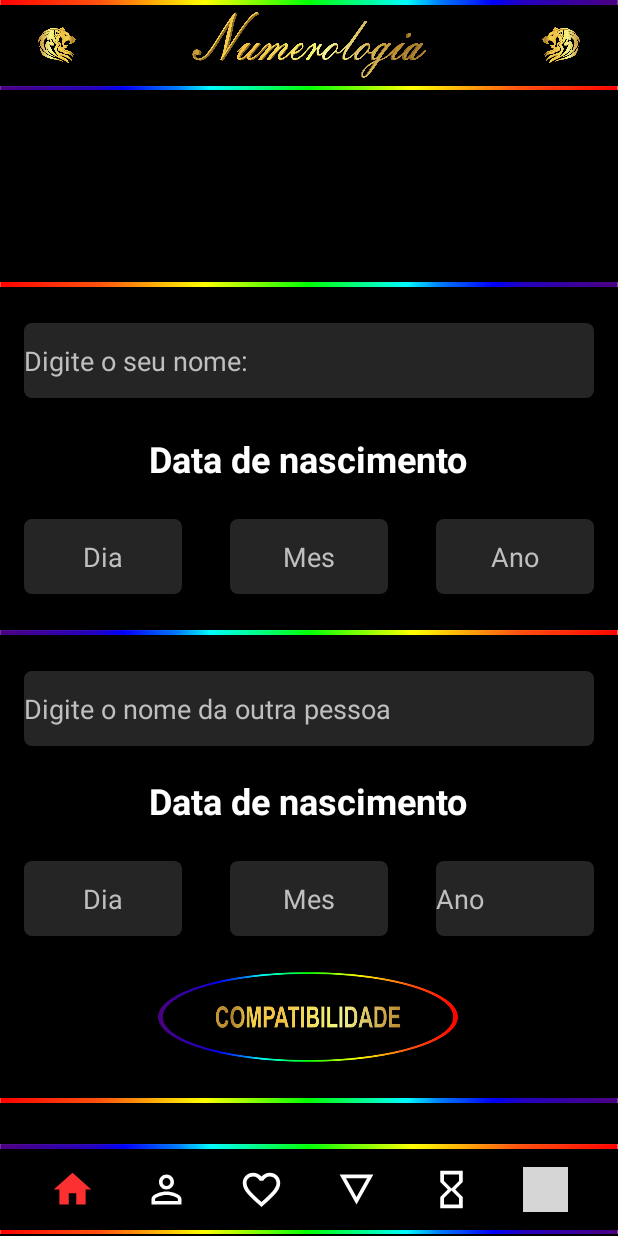
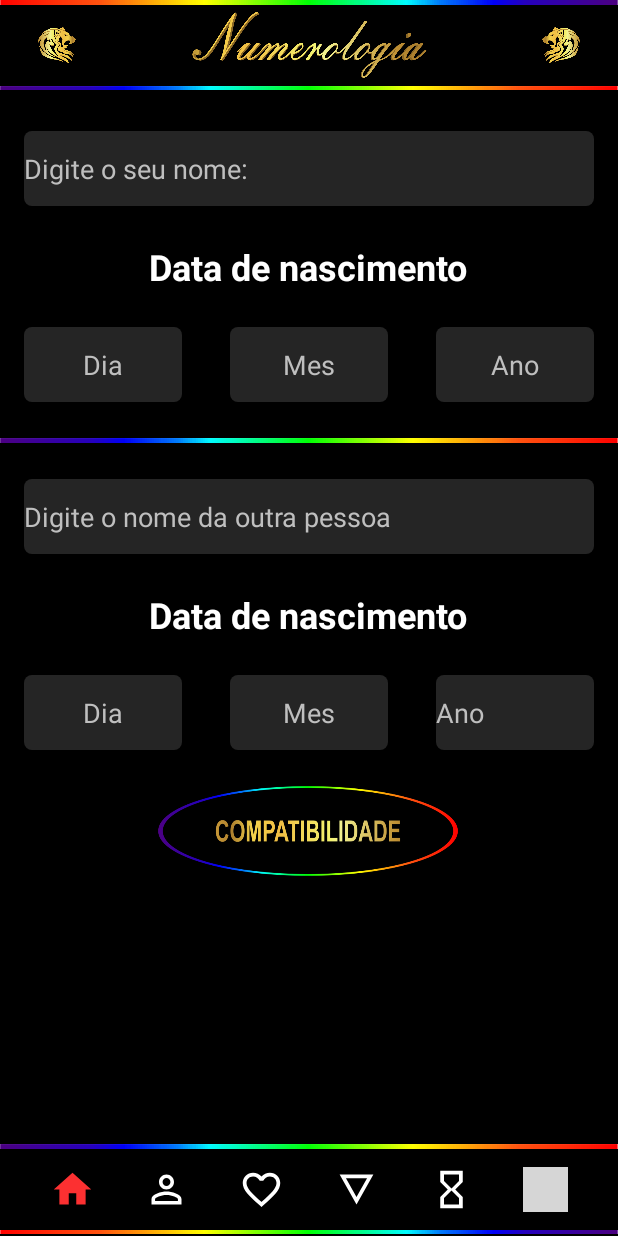
Before and after one commit to Ew3rt0n/Primass-2, an Android app: the fragment CompatibilidadeFragment placed in its activity, on a phone screen of 412 x 824 dp. Run offline under Robolectric (Android 15) with nearby library versions, the phone set to English and light mode, and no system bars; grey boxes are pictures that could not be loaded.

Commit message:
Alguns bugs

```diff
--- a/app/src/main/res/layout/customdialog.xml
+++ b/app/src/main/res/layout/customdialog.xml
@@ -33,11 +33,11 @@
         android:layout_width="0dp"
         android:layout_height="3dp"
         android:elevation="5dp"
-        android:scaleType="center"
+        android:scaleType="centerCrop"
         app:layout_constraintEnd_toEndOf="parent"
         app:layout_constraintStart_toStartOf="parent"
         app:layout_constraintTop_toTopOf="@+id/linearLayout"
-        app:srcCompat="@drawable/barrainf" />
+        app:srcCompat="@drawable/barra_pop1" />
 
     <ImageView
         android:id="@+id/imageView5"
@@ -45,11 +45,11 @@
         android:layout_height="3dp"
         android:layout_marginTop="45dp"
         android:elevation="5dp"
-        android:scaleType="center"
+        android:scaleType="centerCrop"
         app:layout_constraintEnd_toEndOf="parent"
         app:layout_constraintStart_toStartOf="parent"
         app:layout_constraintTop_toBottomOf="@+id/imageView4"
-        app:srcCompat="@drawable/barrainf" />
+        app:srcCompat="@drawable/barra_pop1" />
 
     <ImageView
         android:id="@+id/imageView2"
@@ -60,7 +60,7 @@
         app:layout_constraintBottom_toBottomOf="parent"
         app:layout_constraintStart_toStartOf="parent"
         app:layout_constraintTop_toTopOf="parent"
-        app:srcCompat="@drawable/barrainf" />
+        app:srcCompat="@drawable/barra_pop3" />
 
     <ImageView
         android:id="@+id/imageView3"
@@ -71,22 +71,22 @@
         app:layout_constraintBottom_toBottomOf="parent"
         app:layout_constraintEnd_toEndOf="parent"
         app:layout_constraintTop_toTopOf="parent"
-        app:srcCompat="@drawable/barrainf" />
+        app:srcCompat="@drawable/barra_pop4" />
 
     <ImageView
         android:id="@+id/imageView6"
         android:layout_width="match_parent"
         android:layout_height="3dp"
-        android:scaleType="center"
+        android:scaleType="centerCrop"
         android:elevation="5dp"
         app:layout_constraintBottom_toBottomOf="parent"
         app:layout_constraintEnd_toEndOf="parent"
         app:layout_constraintStart_toStartOf="parent"
-        app:srcCompat="@drawable/barrainf" />
+        app:srcCompat="@drawable/barra_pop2" />
 
     <LinearLayout
         android:id="@+id/linearLayout"
-        android:layout_width="match_parent"
+        android:layout_width="0dp"
         android:layout_height="0dp"
         android:background="@color/colorPrimary"
         android:orientation="vertical"
@@ -97,7 +97,8 @@
 
 
         <TextView
-            android:id="@+id/tv_texto"
+
+            android:id="@+id/tv_titulo"
             android:layout_width="match_parent"
             android:layout_height="wrap_content"
             android:layout_gravity="center"
@@ -106,22 +107,26 @@
             android:layout_marginRight="30dp"
             android:gravity="center_horizontal"
             android:hint="Titulo"
+            android:textColor="#DAA520"
             android:textColorHint="#FFFFFF"
-            android:textColor="#DAA520"
-            android:textSize="24dp"
+            android:textSize="24sp"
             android:textStyle="bold" />
 
         <TextView
 
+
+            android:id="@+id/tv_definicao"
             android:layout_width="match_parent"
             android:layout_height="match_parent"
             android:layout_gravity="center"
             android:layout_margin="15dp"
             android:gravity="center|center_horizontal|center_vertical"
             android:hint="Texto"
+            android:text="flkfdsalkfsaldkgsalgkslgksalgklslsglsgk
+ssdgmsdgms,gm,smg,smg.,smg,msgmsdgmg"
             android:textColor="#FFFFFF"
             android:textColorHint="#FFFFFF"
-            android:textSize="20dp" />
+            android:textSize="20sp" />
 
     </LinearLayout>
 
--- a/app/src/main/res/layout/fragment_compatibilidade.xml
+++ b/app/src/main/res/layout/fragment_compatibilidade.xml
@@ -10,45 +10,19 @@
 
     <!-- TODO: Update blank fragment layout -->
 
-    <ImageView
-        android:id="@+id/imageView2"
-        android:layout_width="0dp"
-        android:layout_height="3dp"
-        android:layout_marginTop="128dp"
-        android:contentDescription="@string/Segunda_barra_sup"
-        android:scaleType="centerCrop"
-        android:src="@drawable/barrasup"
-        app:layout_constraintEnd_toEndOf="parent"
-        app:layout_constraintHorizontal_bias="0.0"
-        app:layout_constraintStart_toStartOf="parent"
-        app:layout_constraintTop_toTopOf="parent" />
-
-    <ImageView
-        android:id="@+id/imageView"
-        android:layout_width="0dp"
-        android:layout_height="3dp"
-        android:layout_marginTop="24dp"
-        android:contentDescription="@string/Segunda_barra_inf"
-        android:scaleType="centerCrop"
-        android:src="@drawable/barrainf"
-        app:layout_constraintEnd_toEndOf="parent"
-        app:layout_constraintHorizontal_bias="0.0"
-        app:layout_constraintStart_toStartOf="parent"
-        app:layout_constraintTop_toBottomOf="@+id/editTextNumber2" />
-
     <EditText
-        android:id="@+id/campoNome3"
+        android:id="@+id/campoNome2"
         android:layout_width="0dp"
         android:layout_height="50dp"
         android:layout_marginStart="16dp"
         android:layout_marginLeft="16dp"
-        android:layout_marginTop="24dp"
+        android:layout_marginTop="27dp"
         android:layout_marginEnd="16dp"
         android:layout_marginRight="16dp"
         android:background="@drawable/caixa_texto"
         android:ems="10"
         android:gravity="center_vertical"
-        android:hint="Digite o nome da outra pessoa"
+        android:hint="@string/digite_o_seu_nome"
         android:inputType="text"
         android:textColor="#FFFFFF"
         android:textColorHighlight="#BFBFBF"
@@ -57,20 +31,20 @@
         app:layout_constraintEnd_toEndOf="parent"
         app:layout_constraintHorizontal_bias="0.0"
         app:layout_constraintStart_toStartOf="parent"
-        app:layout_constraintTop_toBottomOf="@+id/imageView" />
+        app:layout_constraintTop_toTopOf="parent" />
 
     <TextView
-        android:id="@+id/tv_nascimento3"
+        android:id="@+id/tv_nascimento2"
         android:layout_width="wrap_content"
         android:layout_height="wrap_content"
-        android:layout_marginTop="20dp"
+        android:layout_marginTop="24dp"
         android:text="Data de nascimento"
         android:textSize="24sp"
         android:textStyle="bold"
         app:layout_constraintEnd_toEndOf="parent"
         app:layout_constraintHorizontal_bias="0.497"
         app:layout_constraintStart_toStartOf="parent"
-        app:layout_constraintTop_toBottomOf="@+id/campoNome3" />
+        app:layout_constraintTop_toBottomOf="@+id/campoNome2" />
 
     <EditText
         android:id="@+id/editTextNumber"
@@ -95,7 +69,7 @@
         app:layout_constraintHorizontal_bias="0.5"
         app:layout_constraintStart_toStartOf="parent"
         app:layout_constraintTop_toBottomOf="@+id/tv_nascimento2"
-        app:layout_constraintVertical_bias="1.0" />
+        app:layout_constraintVertical_bias="0.0" />
 
     <EditText
         android:id="@+id/editTextNumber2"
@@ -142,7 +116,56 @@
         app:layout_constraintHorizontal_bias="0.5"
         app:layout_constraintStart_toEndOf="@+id/editTextNumber2"
         app:layout_constraintTop_toBottomOf="@+id/tv_nascimento2"
-        app:layout_constraintVertical_bias="1.0" />
+        app:layout_constraintVertical_bias="0.0" />
+
+    <ImageView
+        android:id="@+id/imageView"
+        android:layout_width="0dp"
+        android:layout_height="3dp"
+        android:layout_marginTop="24dp"
+        android:contentDescription="@string/Segunda_barra_inf"
+        android:scaleType="centerCrop"
+        android:src="@drawable/barrainf"
+        app:layout_constraintEnd_toEndOf="parent"
+        app:layout_constraintHorizontal_bias="0.0"
+        app:layout_constraintStart_toStartOf="parent"
+        app:layout_constraintTop_toBottomOf="@+id/editTextNumber2" />
+
+    <EditText
+        android:id="@+id/campoNome3"
+        android:layout_width="0dp"
+        android:layout_height="50dp"
+        android:layout_marginStart="16dp"
+        android:layout_marginLeft="16dp"
+        android:layout_marginTop="24dp"
+        android:layout_marginEnd="16dp"
+        android:layout_marginRight="16dp"
+        android:background="@drawable/caixa_texto"
+        android:ems="10"
+        android:gravity="center_vertical"
+        android:hint="Digite o nome da outra pessoa"
+        android:inputType="text"
+        android:textColor="#FFFFFF"
+        android:textColorHighlight="#BFBFBF"
+        android:textColorHint="#BFBFBF"
+        android:textSize="18sp"
+        app:layout_constraintEnd_toEndOf="parent"
+        app:layout_constraintHorizontal_bias="0.0"
+        app:layout_constraintStart_toStartOf="parent"
+        app:layout_constraintTop_toBottomOf="@+id/imageView" />
+
+    <TextView
+        android:id="@+id/tv_nascimento3"
+        android:layout_width="wrap_content"
+        android:layout_height="wrap_content"
+        android:layout_marginTop="24dp"
+        android:text="Data de nascimento"
+        android:textSize="24sp"
+        android:textStyle="bold"
+        app:layout_constraintEnd_toEndOf="parent"
+        app:layout_constraintHorizontal_bias="0.497"
+        app:layout_constraintStart_toStartOf="parent"
+        app:layout_constraintTop_toBottomOf="@+id/campoNome3" />
 
     <EditText
         android:id="@+id/editTextNumber4"
@@ -161,10 +184,12 @@
         android:textColor="#FFFFFF"
         android:textColorHint="#BFBFBF"
         android:textSize="18sp"
+        app:layout_constraintBottom_toTopOf="@+id/bt_compatibilidade"
         app:layout_constraintEnd_toStartOf="@+id/editTextNumber5"
         app:layout_constraintHorizontal_bias="0.5"
         app:layout_constraintStart_toStartOf="parent"
-        app:layout_constraintTop_toBottomOf="@+id/tv_nascimento3" />
+        app:layout_constraintTop_toBottomOf="@+id/tv_nascimento3"
+        app:layout_constraintVertical_bias="0.0" />
 
     <EditText
         android:id="@+id/editTextNumber5"
@@ -204,10 +229,12 @@
         android:textColor="#FFFFFF"
         android:textColorHint="#BFBFBF"
         android:textSize="18sp"
+        app:layout_constraintBottom_toTopOf="@+id/bt_compatibilidade"
         app:layout_constraintEnd_toEndOf="parent"
         app:layout_constraintHorizontal_bias="0.5"
         app:layout_constraintStart_toEndOf="@+id/editTextNumber5"
-        app:layout_constraintTop_toBottomOf="@+id/tv_nascimento3" />
+        app:layout_constraintTop_toBottomOf="@+id/tv_nascimento3"
+        app:layout_constraintVertical_bias="0.0" />
 
     <Button
         android:id="@+id/bt_compatibilidade"
@@ -215,61 +242,11 @@
         android:layout_height="60dp"
         android:layout_marginTop="24dp"
         android:background="@drawable/bt_compatibilidade"
+        app:layout_constraintBottom_toBottomOf="parent"
         app:layout_constraintEnd_toEndOf="parent"
         app:layout_constraintHorizontal_bias="0.497"
         app:layout_constraintStart_toStartOf="parent"
-        app:layout_constraintTop_toBottomOf="@+id/editTextNumber5" />
-
-    <ImageView
-        android:id="@+id/imageView3"
-        android:layout_width="0dp"
-        android:layout_height="3dp"
-        android:layout_marginTop="24dp"
-        android:contentDescription="@string/Segunda_barra_sup"
-        android:scaleType="centerCrop"
-        android:src="@drawable/barrasup"
-        app:layout_constraintBottom_toBottomOf="parent"
-        app:layout_constraintEnd_toEndOf="parent"
-        app:layout_constraintHorizontal_bias="0.0"
-        app:layout_constraintStart_toStartOf="parent"
-        app:layout_constraintTop_toBottomOf="@+id/bt_compatibilidade"
-        app:layout_constraintVertical_bias="0.005" />
-
-    <EditText
-        android:id="@+id/campoNome2"
-        android:layout_width="0dp"
-        android:layout_height="50dp"
-        android:layout_marginStart="16dp"
-        android:layout_marginLeft="16dp"
-        android:layout_marginTop="24dp"
-        android:layout_marginEnd="16dp"
-        android:layout_marginRight="16dp"
-        android:background="@drawable/caixa_texto"
-        android:ems="10"
-        android:gravity="center_vertical"
-        android:hint="@string/digite_o_seu_nome"
-        android:inputType="text"
-        android:textColor="#FFFFFF"
-        android:textColorHighlight="#BFBFBF"
-        android:textColorHint="#BFBFBF"
-        android:textSize="18sp"
-        app:layout_constraintEnd_toEndOf="parent"
-        app:layout_constraintHorizontal_bias="0.0"
-        app:layout_constraintStart_toStartOf="parent"
-        app:layout_constraintTop_toBottomOf="@+id/imageView2" />
-
-    <TextView
-        android:id="@+id/tv_nascimento2"
-        android:layout_width="wrap_content"
-        android:layout_height="wrap_content"
-        android:layout_marginTop="24dp"
-        android:text="Data de nascimento"
-        android:textSize="24sp"
-        android:textStyle="bold"
-        app:layout_constraintEnd_toEndOf="parent"
-        app:layout_constraintHorizontal_bias="0.497"
-        app:layout_constraintStart_toStartOf="parent"
-        app:layout_constraintTop_toBottomOf="@+id/campoNome2" />
-
+        app:layout_constraintTop_toBottomOf="@+id/editTextNumber5"
+        app:layout_constraintVertical_bias="0.0" />
 
 </androidx.constraintlayout.widget.ConstraintLayout>
```
Also changed, not shown: app/src/main/res/drawable/barra_pop1.png (added), app/src/main/res/drawable/barra_pop2.png (added), app/src/main/res/drawable/barra_pop3.png (added), app/src/main/res/drawable/barra_pop4.png (added), 1 other file.
